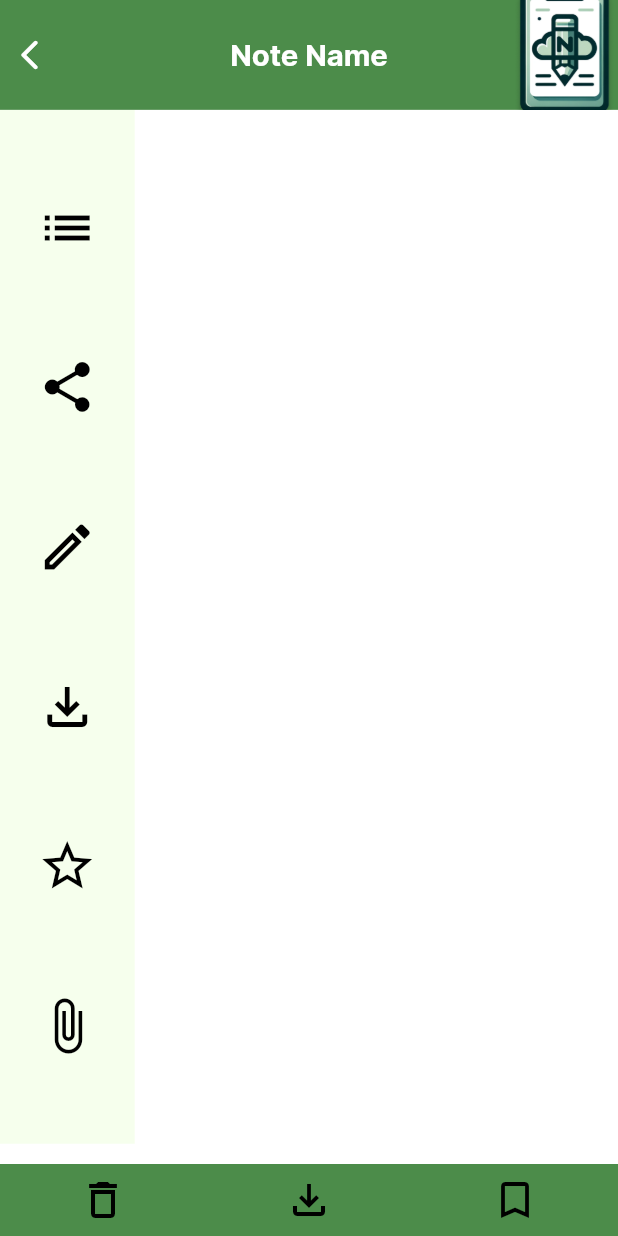
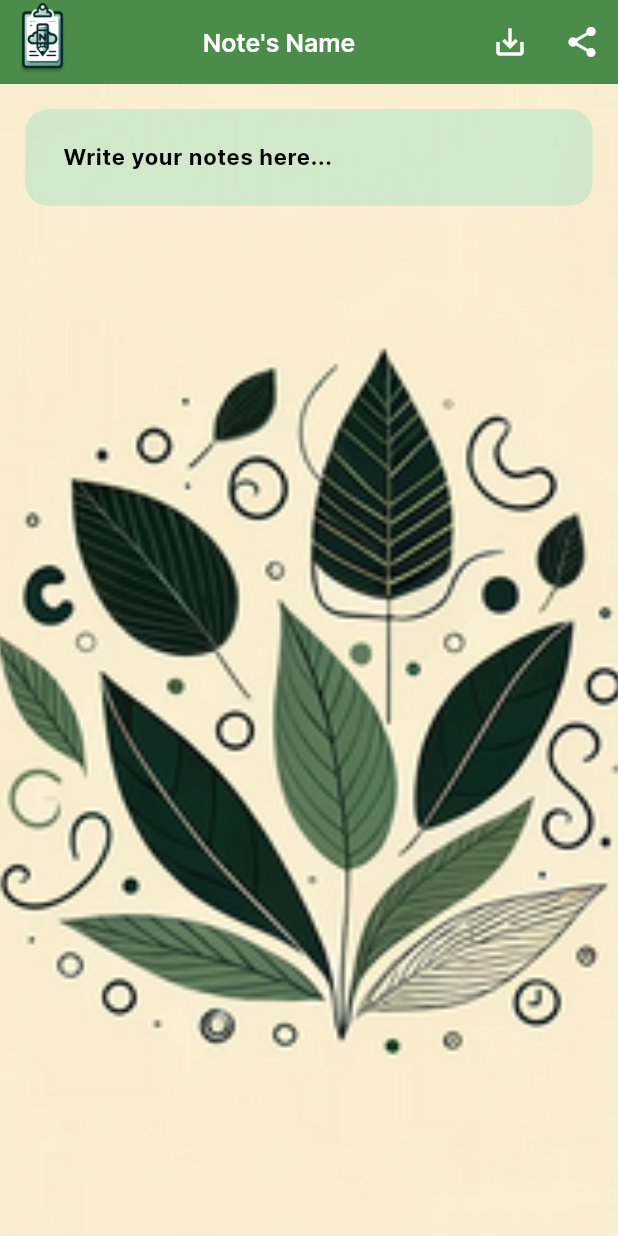
Before and after one commit to ElGreKost/Notable, a Flutter app: the OpennoteScreen screen opened by its route, on a phone screen of 412 x 824 dp. Run offline on Flutter 3.47's test engine with Material 3 defaults, Android fonts, the phone set to English and light mode, and no system bars; our stand-ins replace cached_network_image, camera, cloud_firestore, firebase_auth, firebase_core, flutter_breadcrumb and 3 more; missing offline and left inert: country_pickers, google_mlkit_text_recognition; accounts and stored records are empty.

Commit message:
updated the UI-UX for camera text and note also reformated some code

```diff
--- a/notable/lib/app_state.dart
+++ b/notable/lib/app_state.dart
@@ -12,4 +12,13 @@ class AppState extends ChangeNotifier {
   String? get userUid => _user?.uid;
   String? get userEmail => _user?.email;
   String? get userDisplayName => _user!.email!.split('@').first;
+
+  String? _text;
+  String? get text => _text;
+
+  void setText(String? newText) {
+    _text = newText;
+    notifyListeners();
+  }
+
 }
--- a/notable/lib/routes/app_routes.dart
+++ b/notable/lib/routes/app_routes.dart
@@ -39,7 +39,7 @@ class AppRoutes {
     homepageScreen: (context) => HomepageScreen(),
     cameraScreen: (context) => CameraScreen(),
     textpreviewPage: (context) => const TextPreviewPage(), // changed from page-container to page
-    opennoteScreen: (context) => const OpennoteScreen(),
+    opennoteScreen: (context) => OpennoteScreen(),
     createAccountScreen: (context) => CreateAccountScreen(),
     myProfileScreen: (context) => MyProfileScreen(),
     appNavigationScreen: (context) => const AppNavigationScreen(),
--- a/notable/lib/screens/homepage/widgets/header.dart
+++ b/notable/lib/screens/homepage/widgets/header.dart
@@ -11,15 +11,14 @@ import 'homepage_logo.dart';
 Row header(BuildContext context, String name, String imagePath) {
   var userInfo = ListTile(
       title: Text(name, maxLines: 2, overflow: TextOverflow.ellipsis, style: CustomTextStyles.titleMediumWhiteA700),
-      trailing:
-      CustomImageView(imagePath: imagePath, height: 51.v, width: 54.h, radius: BorderRadius.circular(27.h)));
+      trailing: CircleAvatar(backgroundImage: AssetImage(imagePath), radius: 25.h,));
 
   return Row(children: [
     Container(width: 120.h, decoration: AppDecoration.fillPrimary, child: homePageLogo(context)),
     Expanded(
       child: Column(children: [
         Container(
-            padding: EdgeInsets.fromLTRB(8.h, 8.v, 32.h, 8.v),
+            padding: EdgeInsets.fromLTRB(8.h, 8.v, 32.h, 8.v), // todo understand this padding ... something is off.
             decoration: AppDecoration.fillPrimary,
             child: userInfo),
         SizedBox(height: 5.v),
--- a/notable/lib/screens/homepage/widgets/homepage_logo.dart
+++ b/notable/lib/screens/homepage/widgets/homepage_logo.dart
@@ -18,7 +18,7 @@ Widget homePageLogo(context) {
         ),
       ),
       // SizedBox(width: 2.h), // Controlled spacing
-      const LogoWidget(),
+      icons.logoWidget(context: context),
     ],
   );
 }
--- a/notable/lib/screens/opennote/opennote_screen.dart
+++ b/notable/lib/screens/opennote/opennote_screen.dart
@@ -1,54 +1,63 @@
 import 'package:flutter/material.dart';
+import 'package:provider/provider.dart';
+import '../../app_state.dart';
 import '../../core/app_export.dart';
-import '../../widgets/alerts.dart';
-import '../../widgets/edge_navigators.dart';
 
 class OpennoteScreen extends StatelessWidget {
-  const OpennoteScreen({Key? key}) : super(key: key);
+  OpennoteScreen({Key? key}) : super(key: key);
+
+  final TextEditingController textController = TextEditingController();
 
   @override
   Widget build(BuildContext context) {
-    mediaQueryData = MediaQuery.of(context);
-    String noteTitle = 'Note Name';
-    List<IconButton> tools = [
-      IconButton(icon: const Icon(Icons.list), onPressed: () {}, iconSize: 40),
-      IconButton(icon: const Icon(Icons.share), onPressed: () {}, iconSize: 40),
-      IconButton(icon: const Icon(Icons.edit_outlined), onPressed: () {}, iconSize: 40),
-      IconButton(icon: const Icon(Icons.file_download_outlined), iconSize: 40
-          , onPressed: () => {}
-    // onTapInputTextAlert(
-    //           context: context, title: "Select Folder", icon: const Icon(Icons.folder),
-    //           labelText: '', buttonText: "Save", onPressed: () => Navigator.pop(context))
+    final String ocrText = Provider.of<AppState>(context).text ?? '';
+    textController.text = ocrText;
+
+    return SafeArea(
+      child: Scaffold(
+        appBar: AppBar(
+          backgroundColor: theme.colorScheme.primary,
+          // Make AppBar transparent
+          elevation: 0,
+          leading: icons.logoWidget(context: context),
+          title: Center(child: Text('Note\'s Name', style: CustomTextStyles.titleMediumWhiteA700)),
+          actions: _buildActionButtons(context),
+        ),
+        body: Stack(
+          children: [
+            Container(
+              decoration: const BoxDecoration(
+                image: DecorationImage(
+                  image: AssetImage("assets/images/background_leaves.png"),
+                  fit: BoxFit.cover,
+                ),
+              ),
+            ),
+            Padding(
+              padding: EdgeInsets.all(16.h),
+              child: TextFormField(
+                controller: textController,
+                maxLines: null,
+                keyboardType: TextInputType.multiline,
+                style: CustomTextStyles.titleSmallGray800,
+                decoration: InputDecoration(
+                  hintText: "Write your notes here...",
+                  fillColor: theme.colorScheme.onPrimaryContainer.withOpacity(0.8),
+                  filled: true,
+                  border: OutlineInputBorder(borderRadius: BorderRadius.circular(15), borderSide: BorderSide.none),
+                  contentPadding: EdgeInsets.all(20.h),
+                ),
+                cursorColor: theme.colorScheme.secondary,
+              ),
+            ),
+          ],
+        ),
       ),
-      IconButton(icon: const Icon(Icons.star_border_outlined), onPressed: () {}, iconSize: 40),
-      IconButton(icon: const Icon(Icons.attach_file), onPressed: () {}, iconSize: 40),];
-    return SafeArea(
-        child: Scaffold(
-            backgroundColor: appTheme.whiteA700,
-            appBar: headerNavigator(context, noteTitle),
-            body: SizedBox(
-                height: 706.v,
-                width: double.maxFinite,
-                child: Align(
-                    alignment: Alignment.centerLeft,
-                    child: Container(
-                        padding: EdgeInsets.symmetric(horizontal: 16.h),
-                        decoration: AppDecoration.fillLime,
-                        child: Column(
-                            mainAxisSize: MainAxisSize.max,
-                            mainAxisAlignment: MainAxisAlignment.spaceEvenly,
-                            children: tools)))),
-            bottomNavigationBar: footerNavigator(context)));
+    );
   }
 
-  /// Navigates back to the previous screen.
-  onTapArrowLeft(BuildContext context) {
-    Navigator.pop(context);
-  }
-
-  /// Navigates to the homepageScreen when the action is triggered.
-  onTapImgFinalLogoEleven(BuildContext context) {
-    Navigator.pushNamed(context, AppRoutes.homepageScreen);
-  }
-
+  List<IconButton> _buildActionButtons(BuildContext context) => [
+        IconButton(icon: Icon(Icons.save_alt, color: appTheme.whiteA700), onPressed: () {}),
+        IconButton(icon: Icon(Icons.share, color: appTheme.whiteA700), onPressed: () {})
+      ];
 }
--- a/notable/lib/theme/custom_text_style.dart
+++ b/notable/lib/theme/custom_text_style.dart
@@ -2,6 +2,7 @@ import 'package:flutter/material.dart';
 import '../core/utils/size_utils.dart';
 import '../theme/theme_helper.dart';
 
+// todo why are they not in theme so that they are picked by default?
 /// A collection of pre-defined text styles for customizing text appearance,
 /// categorized by different font families and weights.
 /// Additionally, this class includes extensions on [TextStyle] to easily apply specific font families to text.
--- a/notable/lib/theme/theme_helper.dart
+++ b/notable/lib/theme/theme_helper.dart
@@ -6,14 +6,10 @@ String _appTheme = "primary";
 /// Helper class for managing themes and colors.
 class ThemeHelper {
   // A map of custom color themes supported by the app
-  final Map<String, PrimaryColors> _supportedCustomColor = {
-    'primary': PrimaryColors()
-  };
+  final Map<String, PrimaryColors> _supportedCustomColor = {'primary': PrimaryColors()};
 
 // A map of color schemes supported by the app
-  final Map<String, ColorScheme> _supportedColorScheme = {
-    'primary': ColorSchemes.primaryColorScheme
-  };
+  final Map<String, ColorScheme> _supportedColorScheme = {'primary': ColorSchemes.primaryColorScheme};
 
   /// Returns the primary colors for the current theme.
   PrimaryColors _getThemeColors() {
@@ -36,8 +32,7 @@ class ThemeHelper {
     }
     //return theme from map
 
-    var colorScheme =
-        _supportedColorScheme[_appTheme] ?? ColorSchemes.primaryColorScheme;
+    var colorScheme = _supportedColorScheme[_appTheme] ?? ColorSchemes.primaryColorScheme;
     return ThemeData(
       visualDensity: VisualDensity.standard,
       colorScheme: colorScheme,
@@ -174,7 +169,9 @@ class PrimaryColors {
 
   // Gray
   Color get gray400 => const Color(0XFFB9B9B9);
+
   Color get gray800 => const Color(0XFF424242);
+
   Color get gray80001 => const Color(0XFF32403B);
 
   // Green
@@ -193,38 +190,18 @@ class PrimaryColors {
   Color get whiteA700 => const Color(0XFFFFFFFF);
 }
 
-class IconsUsed {
+class GlobalWidgets {
   Icon get backIcon => Icon(Icons.arrow_back_ios_rounded, color: appTheme.whiteA700);
 
-  LogoWidget logo({double? width, double? height}) => LogoWidget(width: width, height: height);
-}
-
-
-class LogoWidget extends StatelessWidget {
-  final double? width;
-  final double? height;
-
-  const LogoWidget({Key? key, this.width, this.height}) : super(key: key);
-
-  @override
-  Widget build(BuildContext context) {
-    return GestureDetector(
-      onTap: () {
-        // Directly navigate to the homepage when tapped
-        Navigator.pushNamed(context, AppRoutes.homepageScreen);
-      },
-      child: CustomImageView(
-        imagePath: ImageConstant.imgLogo,
-        height: height ?? 116.v, // Use the height passed in, or default to 116.v if null
-        width: width ?? 69.h, // Use the width passed in, or default to 69.h if null
-      ),
-    );
-  }
+  Widget logoWidget({required context, width, height}) => GestureDetector(
+      onTap: () => Navigator.pushNamed(context, AppRoutes.homepageScreen),
+      child: Image.asset(ImageConstant.imgLogo, width: width ?? 69.h, height: height ?? 116.v));
 }
 
 
 
+PrimaryColors get appTheme => ThemeHelper().themeColor();
 
-PrimaryColors get appTheme => ThemeHelper().themeColor();
 ThemeData get theme => ThemeHelper().themeData();
-IconsUsed get icons => IconsUsed();
+
+GlobalWidgets get icons => GlobalWidgets();
--- a/notable/lib/widgets/custom_phone_number.dart
+++ b/notable/lib/widgets/custom_phone_number.dart
@@ -83,7 +83,7 @@ class _CustomPhoneNumberState extends State<CustomPhoneNumber> {
               child: CustomTextFormField(
                 width: 305.h,
                 controller: widget.controller,
-                hintText: "6934012616",
+                hintText: "6912345678",
                 textInputType: TextInputType.phone,
               ),
             ),
--- a/notable/lib/widgets/edge_navigators.dart
+++ b/notable/lib/widgets/edge_navigators.dart
@@ -24,7 +24,7 @@ PreferredSizeWidget headerNavigator(BuildContext context, String title) {
           Navigator.pop(context);
         }),
     title: Text(title, style: whiteText),
-    actions: [icons.logo()],
+    actions: [icons.logoWidget(context: context)],
     backgroundColor: theme.colorScheme.primary,
   );
 }
```
Also changed, not shown: notable/lib/screens/camera/camera_screen.dart (+19 -14 lines), notable/lib/screens/my_profile/my_profile_screen.dart (+33 -73 lines), notable/lib/screens/textpreview/textpreview_page.dart (+51 -13 lines), notable/pubspec.yaml (+0 -12 lines), notable/assets/images/background_leaves.png (added).
